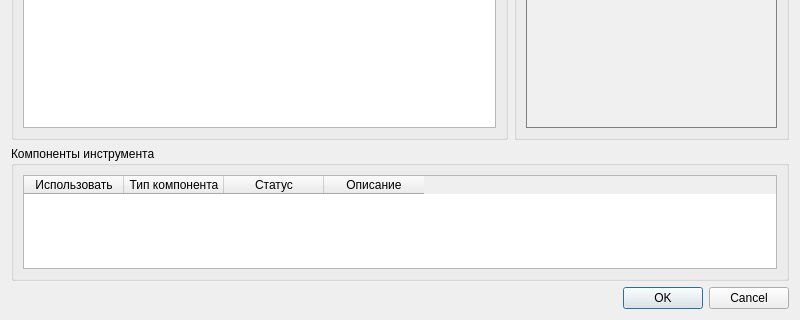
This is src/client/ui/dialog_create_profile_tool.ui in formemu/aditim-monitor as Qt 5 draws it before an edit; both pictures show x 0 to 800 and y 280 to 600 of the 800 by 600 pixel window. The edited form follows.
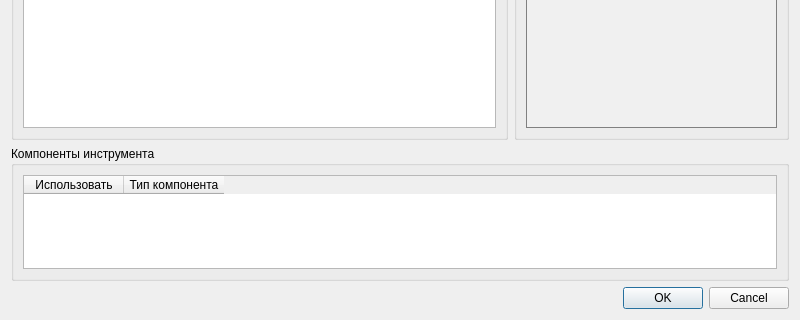
This is the edited form.

```diff
--- a/src/client/ui/dialog_create_profile_tool.ui
+++ b/src/client/ui/dialog_create_profile_tool.ui
@@ -134,16 +134,6 @@
           <string>Тип компонента</string>
          </property>
         </column>
-        <column>
-         <property name="text">
-          <string>Статус</string>
-         </property>
-        </column>
-        <column>
-         <property name="text">
-          <string>Описание</string>
-         </property>
-        </column>
        </widget>
       </item>
      </layout>
```
Left out of the diff: 44 changed lines with no effect on the pictures.
